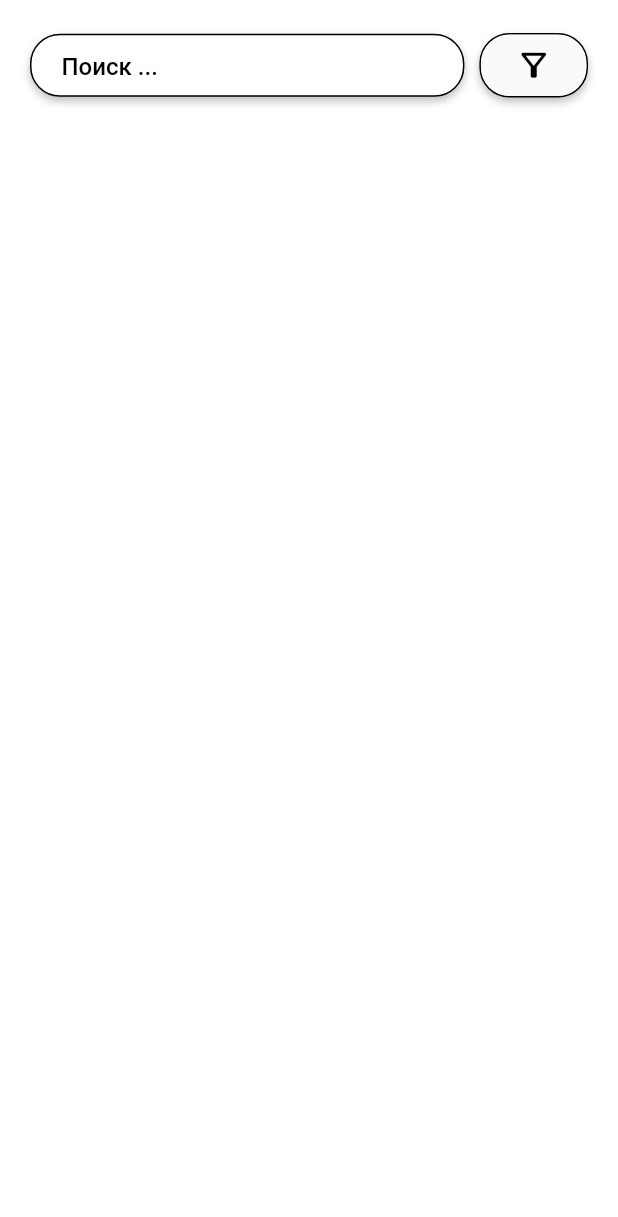
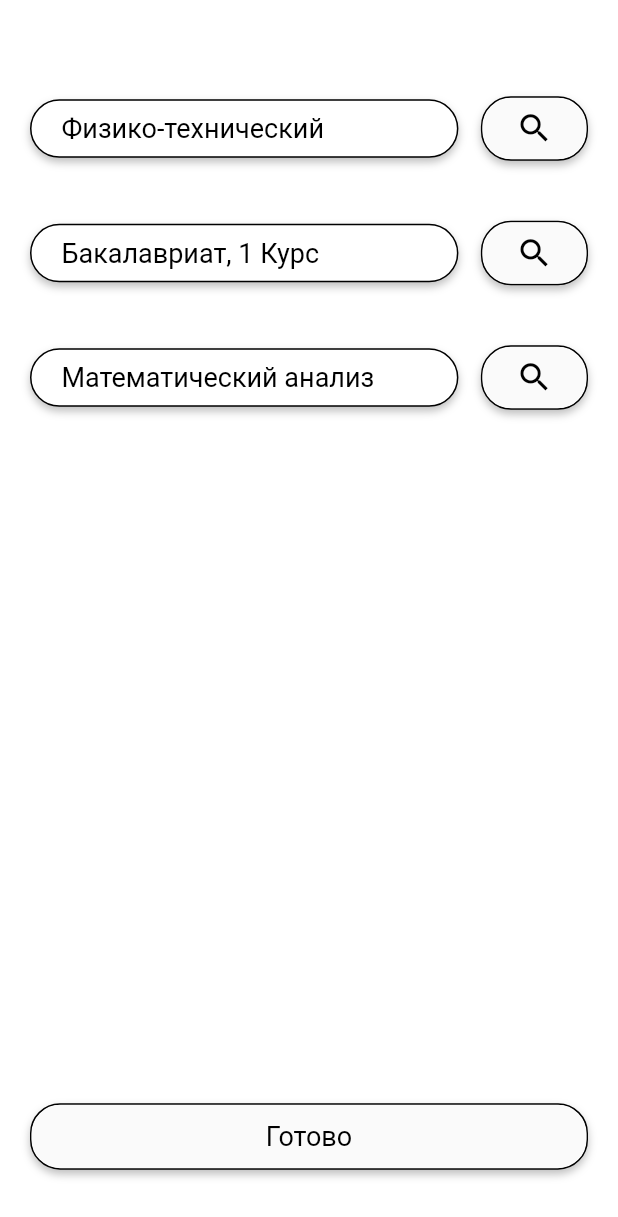
Before and after one commit to bytes7bytes7/lecture, a Flutter app: the screen it shows after launch, after a tap on the "filter alt" icon, on a phone screen of 412 x 824 dp. Shown: the top 1217 px of the screen. Run offline on Flutter 3.47's test engine with Material 2 defaults, Android fonts, the phone set to English and light mode, and no system bars.

Commit message:
added FilterScreen

```diff
--- /dev/null
+++ b/lib/screens/filter_screen.dart
@@ -0,0 +1,49 @@
+import 'package:flutter/material.dart';
+import 'package:lecture/widgets/rounded_button.dart';
+
+import '../widgets/select_item_row.dart';
+
+class FilterScreen extends StatelessWidget {
+  const FilterScreen({
+    Key? key,
+  }) : super(key: key);
+
+  @override
+  Widget build(BuildContext context) {
+    return Scaffold(
+      body: SafeArea(
+        child: Padding(
+          padding: const EdgeInsets.symmetric(horizontal: 20.0),
+          child: Column(
+            children:[
+              const Spacer(
+                flex: 1,
+              ),
+              const SelectItemRow(
+                text: 'Физико-технический',
+              ),
+              const SelectItemRow(
+                text: 'Бакалавриат, 1 Курс',
+              ),
+              const SelectItemRow(
+                text: 'Математический анализ',
+              ),
+              const Spacer(
+                flex: 10,
+              ),
+              RoundedButton(
+                data: 'Готово',
+                onPressed: () {
+                  Navigator.pop(context);
+                },
+              ),
+              const Spacer(
+                flex: 1,
+              ),
+            ],
+          ),
+        ),
+      ),
+    );
+  }
+}
--- a/lib/themes/light_theme.dart
+++ b/lib/themes/light_theme.dart
@@ -7,8 +7,13 @@ final ThemeData lightTheme = ThemeData(
   scaffoldBackgroundColor: ConstantColors.scaffoldBackgroundColor,
   disabledColor: ConstantColors.disabledColor,
   textTheme: const TextTheme(
+    bodyText1: TextStyle(
+      fontSize: 18,
+      fontWeight: FontWeight.w400,
+      color: ConstantColors.focusColor,
+    ),
     subtitle1: TextStyle(
-      fontSize: 16,
+      fontSize: 15,
       fontWeight: FontWeight.w500,
       color: ConstantColors.disabledColor,
     ),
--- /dev/null
+++ b/lib/widgets/rounded_button.dart
@@ -0,0 +1,62 @@
+import 'package:flutter/material.dart';
+
+import '../constants.dart';
+
+class RoundedButton extends StatelessWidget {
+  const RoundedButton({
+    Key? key,
+    required this.data,
+    required this.onPressed,
+  }) : super(key: key);
+
+  final dynamic data;
+  final VoidFunction onPressed;
+
+  @override
+  Widget build(BuildContext context) {
+    return Flexible(
+      child: Container(
+        width: double.infinity,
+        decoration: BoxDecoration(
+          color: Theme.of(context).scaffoldBackgroundColor,
+          border: Border.all(
+            color: Theme.of(context).focusColor,
+          ),
+          borderRadius: BorderRadius.circular(20.0),
+          boxShadow: [
+            BoxShadow(
+              color: Theme.of(context).focusColor.withOpacity(0.25),
+              offset: const Offset(0, 3),
+              spreadRadius: 0,
+              blurRadius: 4,
+            ),
+          ],
+        ),
+        child: ClipRRect(
+          borderRadius: BorderRadius.circular(20.0),
+          child: Material(
+            child: InkWell(
+              onTap: onPressed,
+              child: Container(
+                alignment: Alignment.center,
+                padding: const EdgeInsets.symmetric(vertical: 8),
+                child: (data is IconData)
+                    ? Icon(
+                        data,
+                        color: Theme.of(context).focusColor,
+                        size: 25.0,
+                      )
+                    : (data is String)
+                        ? Text(
+                            data,
+                            style: Theme.of(context).textTheme.bodyText1,
+                          )
+                        : const SizedBox.shrink(),
+              ),
+            ),
+          ),
+        ),
+      ),
+    );
+  }
+}
--- a/lib/widgets/rounded_icon_button.dart
+++ /dev/null
@@ -1,51 +0,0 @@
-import 'package:flutter/material.dart';
-
-import '../constants.dart';
-
-
-class RoundedIconButton extends StatelessWidget {
-  const RoundedIconButton({
-    Key? key,
-    required this.onPressed,
-  }) : super(key: key);
-
-  final VoidFunction onPressed;
-
-  @override
-  Widget build(BuildContext context) {
-    return Container(
-      width: double.infinity,
-      decoration: BoxDecoration(
-        color: Theme.of(context).scaffoldBackgroundColor,
-        border: Border.all(
-          color: Theme.of(context).focusColor,
-        ),
-        borderRadius: BorderRadius.circular(20.0),
-        boxShadow: [
-          BoxShadow(
-            color: Theme.of(context).focusColor.withOpacity(0.25),
-            offset: const Offset(0, 3),
-            spreadRadius: 0,
-            blurRadius: 4,
-          ),
-        ],
-      ),
-      child: ClipRRect(
-        borderRadius: BorderRadius.circular(20.0),
-        child: Material(
-          child: InkWell(
-            onTap: onPressed,
-            child: Padding(
-              padding: const EdgeInsets.symmetric(vertical: 8),
-              child: Icon(
-                Icons.filter_alt_outlined,
-                color: Theme.of(context).focusColor,
-                size: 25.0,
-              ),
-            ),
-          ),
-        ),
-      ),
-    );
-  }
-}
--- /dev/null
+++ b/lib/widgets/select_item_row.dart
@@ -0,0 +1,59 @@
+import 'package:flutter/material.dart';
+
+import 'rounded_button.dart';
+
+class SelectItemRow extends StatelessWidget {
+  const SelectItemRow({
+    Key? key,
+    required this.text,
+  }) : super(key: key);
+
+  final String text;
+
+  @override
+  Widget build(BuildContext context) {
+    return Padding(
+      padding: const EdgeInsets.symmetric(vertical: 20),
+      child: Row(
+        children: [
+          Flexible(
+            flex: 4,
+            child: Container(
+              width: double.infinity,
+              decoration: BoxDecoration(
+                color: Theme.of(context).scaffoldBackgroundColor,
+                border: Border.all(
+                  color: Theme.of(context).focusColor,
+                ),
+                borderRadius: BorderRadius.circular(20.0),
+                boxShadow: [
+                  BoxShadow(
+                    color: Theme.of(context).focusColor.withOpacity(0.25),
+                    offset: const Offset(0, 3),
+                    spreadRadius: 0,
+                    blurRadius: 4,
+                  ),
+                ],
+              ),
+              child: ClipRRect(
+                borderRadius: BorderRadius.circular(20.0),
+                child: Padding(
+                  padding: const EdgeInsets.symmetric(vertical: 8,horizontal: 20),
+                  child: Text(
+                    text,
+                    style: Theme.of(context).textTheme.bodyText1,
+                  ),
+                ),
+              ),
+            ),
+          ),
+          const SizedBox(width: 15.0),
+          RoundedButton(
+            data: Icons.search,
+            onPressed: () {},
+          ),
+        ],
+      ),
+    );
+  }
+}
--- a/lib/widgets/sliver_search_bar.dart
+++ b/lib/widgets/sliver_search_bar.dart
@@ -1,6 +1,7 @@
 import 'package:flutter/material.dart';
 
-import 'rounded_icon_button.dart';
+import '../screens/filter_screen.dart';
+import 'rounded_button.dart';
 
 class SliverSearchBar extends StatelessWidget {
   const SliverSearchBar({
@@ -17,6 +18,8 @@ class SliverSearchBar extends StatelessWidget {
       flexibleSpace: Container(
         alignment: Alignment.bottomCenter,
         padding: const EdgeInsets.symmetric(horizontal: 20.0, vertical: 10),
+        child: Padding(
+          padding: const EdgeInsets.symmetric(vertical: 6),
           child: Row(
             children: [
               Flexible(
@@ -24,7 +27,6 @@ class SliverSearchBar extends StatelessWidget {
                 child: Container(
                   padding: const EdgeInsets.symmetric(horizontal: 20.0),
                   width: double.infinity,
-                height: 42.0,
                   decoration: BoxDecoration(
                     color: Theme.of(context).scaffoldBackgroundColor,
                     borderRadius: BorderRadius.circular(20.0),
@@ -40,26 +42,29 @@ class SliverSearchBar extends StatelessWidget {
                   ),
                   child: TextField(
                     // controller: searchController,
-                  style: Theme.of(context).textTheme.bodyText2,
+                    style: Theme.of(context).textTheme.bodyText1,
                     scrollPhysics: const BouncingScrollPhysics(),
                     decoration: InputDecoration(
                       hintText: 'Поиск ...',
-                    hintStyle: Theme.of(context)
-                        .textTheme
-                        .subtitle1!
-                        .copyWith(color: Theme.of(context).focusColor),
+                      hintStyle: Theme.of(context).textTheme.bodyText1,
                       border: InputBorder.none,
                     ),
                   ),
                 ),
               ),
-            const SizedBox(width: 10.0),
-            Flexible(
-              child: RoundedIconButton(
-                onPressed: () {},
-              ),
+              const SizedBox(width: 15.0),
+              RoundedButton(
+                data: Icons.filter_alt_outlined,
+                onPressed: () {
+                  Navigator.push(context, MaterialPageRoute(
+                    builder: (context) {
+                      return const FilterScreen();
+                    },
+                  ));
+                },
               ),
             ],
+          ),
         ),
       ),
     );
```
Lines whose indentation alone changed are shown as unchanged.
